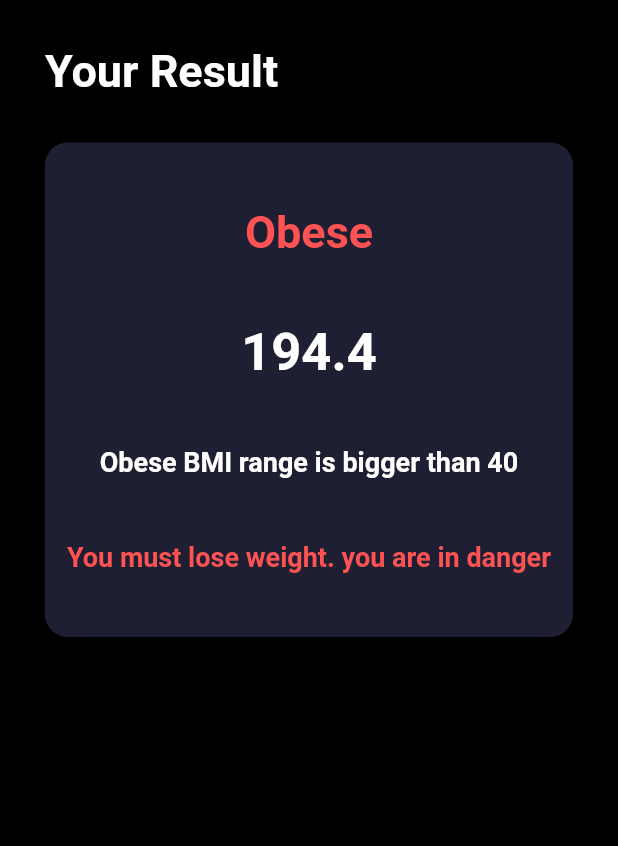
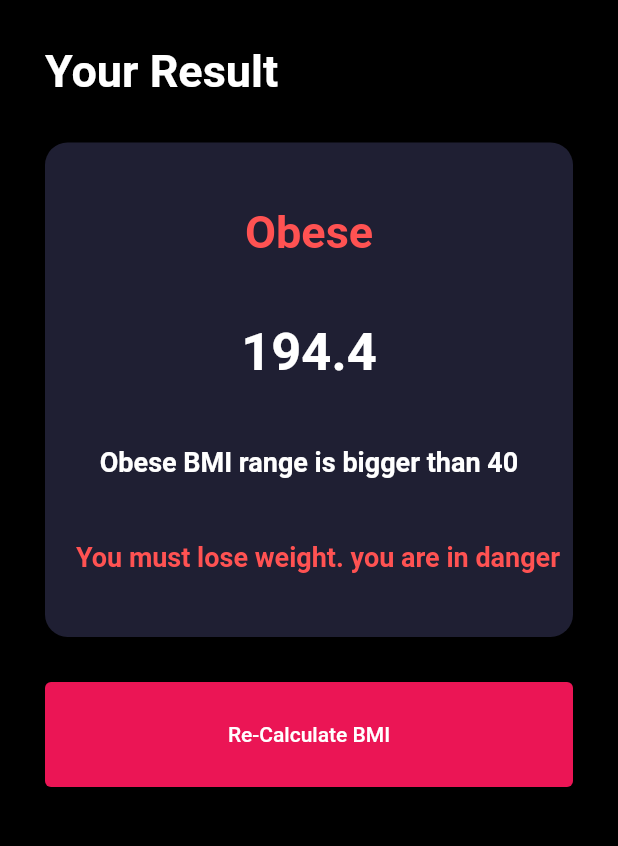
Before and after one commit to Terminatorking/bmi_calculator, a Flutter app: the HomePage screen opened directly, after a tap on "Calculate Your BMI", on a phone screen of 412 x 824 dp, the part 84-930 px from its top. Run offline on Flutter 3.47's test engine with Material 2 defaults, Android fonts, the phone set to English and light mode, and no system bars.

Commit message:
complete app

```diff
--- a/lib/pages/home_page.dart
+++ b/lib/pages/home_page.dart
@@ -407,7 +407,7 @@ class _HomePageState extends State<HomePage> {
                   ),
                   onPressed: () {
                     result = weight / ((height * height) / 10000);
-                    Navigator.push(
+                    Navigator.pushReplacement(
                       context,
                       MaterialPageRoute(
                         builder: (context) {
--- a/lib/pages/result_page.dart
+++ b/lib/pages/result_page.dart
@@ -1,4 +1,5 @@
 import 'package:bmicalculator/constanst.dart';
+import 'package:bmicalculator/pages/home_page.dart';
 import 'package:flutter/material.dart';
 
 class ResultPage extends StatelessWidget {
@@ -96,7 +97,9 @@ class ResultPage extends StatelessWidget {
                         color: Colors.white,
                       ),
                     ),
-                    Text(
+                    Padding(
+                      padding: const EdgeInsets.only(left: 12),
+                      child: Text(
                         result < 18.5
                             ? "you must eat high calorie foods and gain some weight"
                             : (result >= 18.5 && result < 25)
@@ -119,15 +122,35 @@ class ResultPage extends StatelessWidget {
                           fontWeight: FontWeight.bold,
                           fontSize: 18,
                         ),
-                    )
+                      ),
+                    ),
                   ],
                 ),
               ),
-              // Container(
-              //   width: size.width,
-              //   height: 70,
-              //   child: ElevatedButton(child: const),
-              // )
+              Container(
+                margin: const EdgeInsets.all(30),
+                width: size.width,
+                height: 70,
+                child: ElevatedButton(
+                  style: ElevatedButton.styleFrom(
+                    elevation: 0,
+                    backgroundColor: ProjectColors.red,
+                  ),
+                  onPressed: () {
+                    Navigator.pushReplacement(
+                      context,
+                      MaterialPageRoute(
+                        builder: (context) {
+                          return const HomePage();
+                        },
+                      ),
+                    );
+                  },
+                  child: const Text(
+                    "Re-Calculate BMI",
+                  ),
+                ),
+              ),
             ],
           ),
         ),
```
Lines whose indentation alone changed are shown as unchanged.
